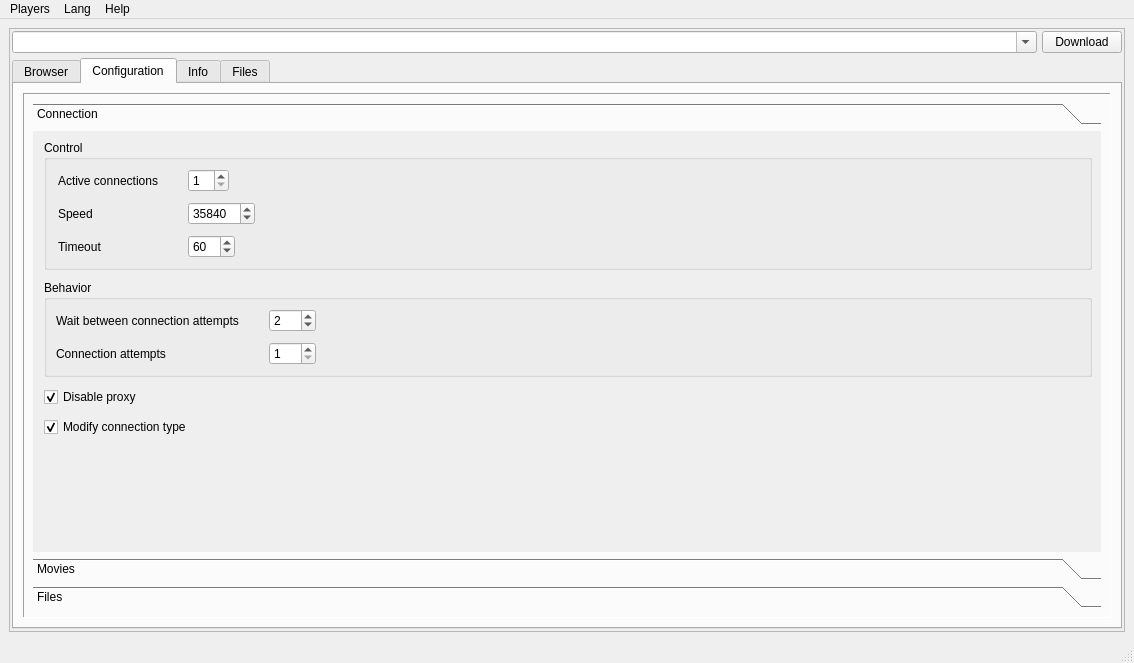
Qt form main/app/win/mainLayout.ui (marcosvicente/BaixeAssista) before a commit.
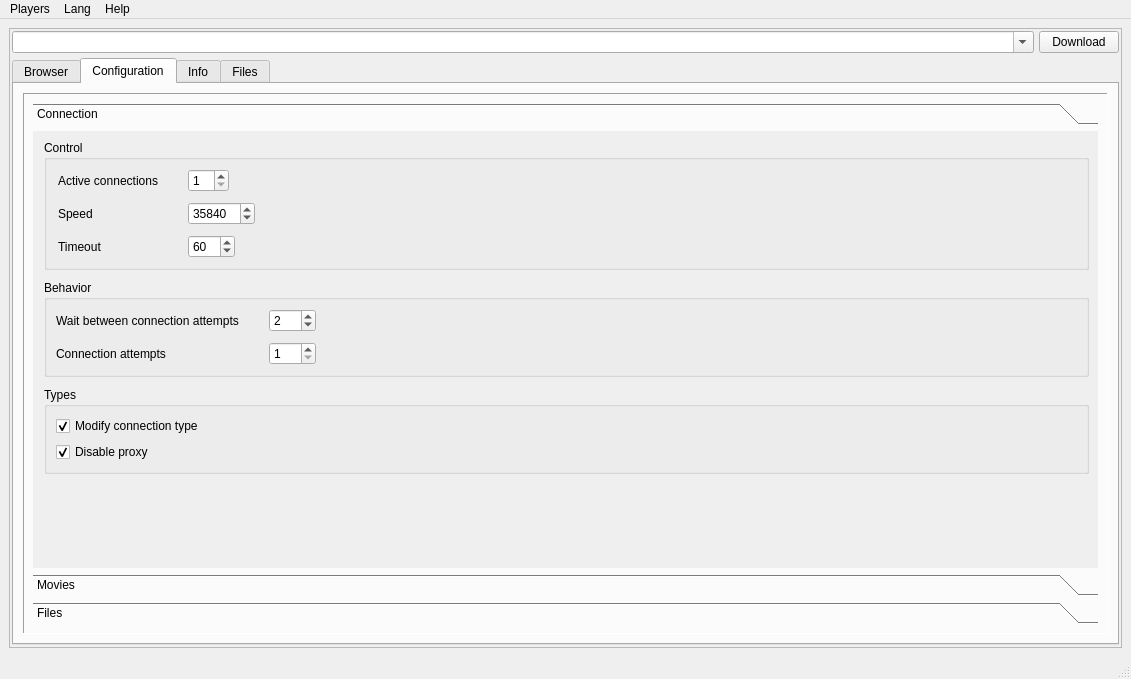
The same form after that commit. The open tabs and pages were chosen to show the change. Icons and pictures are not drawn.

Commit message: atualizando arquivos da ui.

Patch:
```diff
--- a/main/app/win/mainLayout.ui
+++ b/main/app/win/mainLayout.ui
@@ -6,8 +6,8 @@
    <rect>
     <x>0</x>
     <y>0</y>
-    <width>1134</width>
-    <height>663</height>
+    <width>1131</width>
+    <height>679</height>
    </rect>
   </property>
   <property name="windowTitle">
@@ -123,8 +123,8 @@
                     <rect>
                      <x>0</x>
                      <y>0</y>
-                     <width>349</width>
-                     <height>321</height>
+                     <width>1049</width>
+                     <height>377</height>
                     </rect>
                    </property>
                    <attribute name="icon">
@@ -361,17 +361,17 @@
                      </widget>
                     </item>
                     <item>
-                     <layout class="QVBoxLayout" name="verticalLayout_2">
-                      <item>
-                       <widget class="QCheckBox" name="proxyDisable">
-                        <property name="text">
-                         <string>Disable proxy</string>
-                        </property>
-                        <property name="checked">
-                         <bool>true</bool>
-                        </property>
-                       </widget>
-                      </item>
+                     <widget class="QGroupBox" name="groupBox_4">
+                      <property name="sizePolicy">
+                       <sizepolicy hsizetype="Preferred" vsizetype="Preferred">
+                        <horstretch>0</horstretch>
+                        <verstretch>0</verstretch>
+                       </sizepolicy>
+                      </property>
+                      <property name="title">
+                       <string>Types</string>
+                      </property>
+                      <layout class="QVBoxLayout" name="verticalLayout_12">
                       <item>
                        <widget class="QCheckBox" name="connectionType">
                         <property name="text">
@@ -382,7 +382,18 @@
                         </property>
                        </widget>
                       </item>
-                     </layout>
+                       <item>
+                        <widget class="QCheckBox" name="proxyDisable">
+                         <property name="text">
+                          <string>Disable proxy</string>
+                         </property>
+                         <property name="checked">
+                          <bool>true</bool>
+                         </property>
+                        </widget>
+                       </item>
+                      </layout>
+                     </widget>
                     </item>
                     <item>
                      <spacer name="verticalSpacer_2">
@@ -894,7 +905,7 @@
     <rect>
      <x>0</x>
      <y>0</y>
-     <width>1134</width>
+     <width>1131</width>
      <height>26</height>
     </rect>
    </property>
```
Left out of the diff: 10 changed lines with no effect on the pictures. Lines whose indentation alone changed are shown as unchanged. The commit also changes 1 other file.
